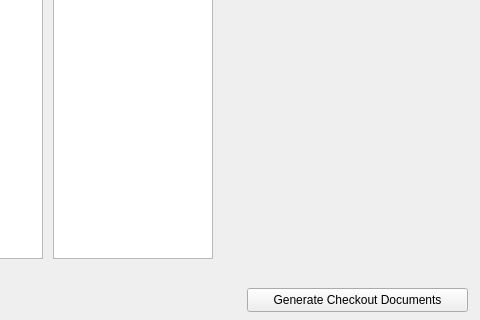
First picture: the form in Source/Checkout.ui, repository DhirajWishal/DeliveryPlanningTool, before the edit; both pictures show x 297 to 777 and y 242 to 562 of the 777 by 562 pixel window.
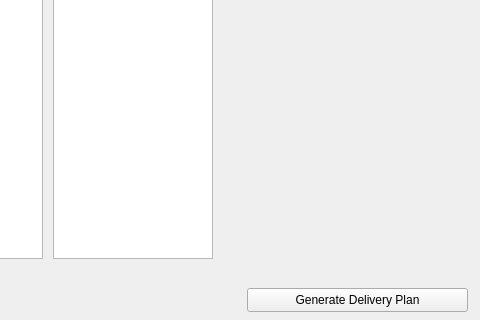
Second picture: the form after the edit.

Diff of the .ui file:
```diff
--- a/Source/Checkout.ui
+++ b/Source/Checkout.ui
@@ -147,7 +147,7 @@
     </rect>
    </property>
    <property name="text">
-    <string>Generate Checkout Documents</string>
+    <string>Generate Delivery Plan</string>
    </property>
   </widget>
   <widget class="QLabel" name="dateLabel">
```
